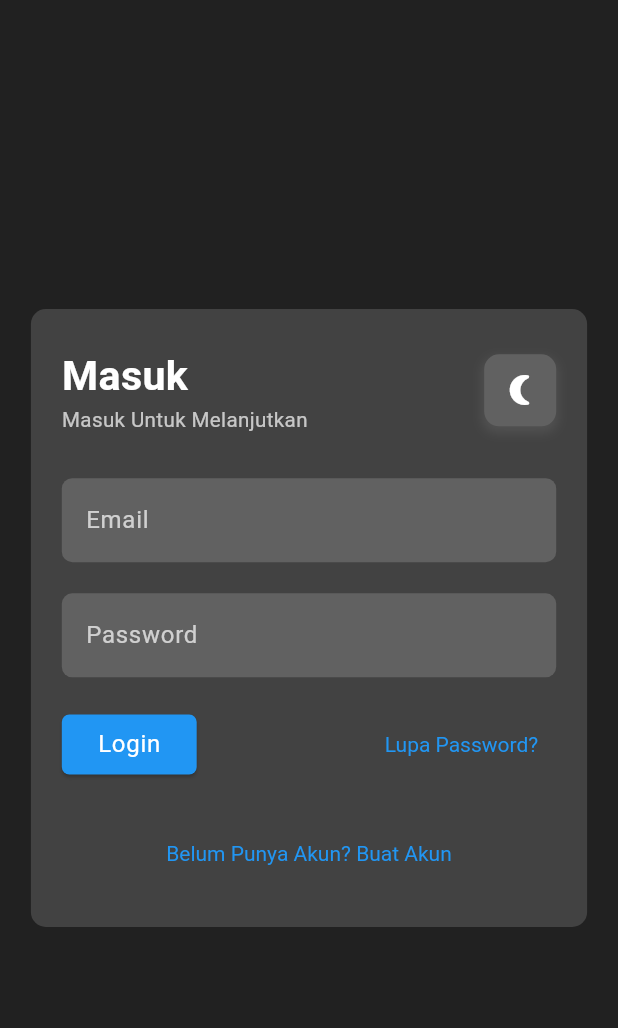
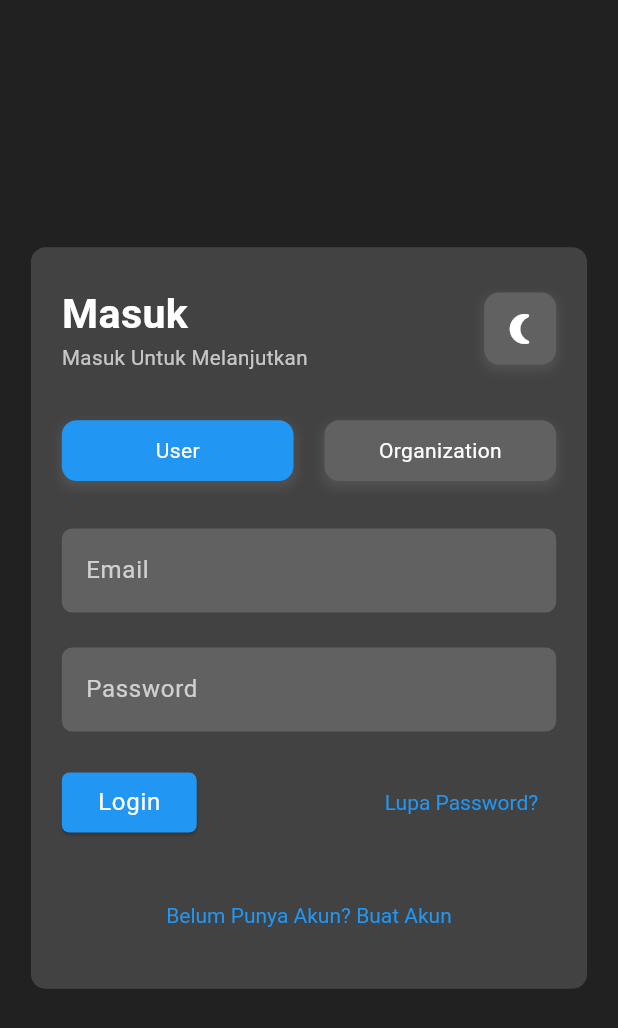
Before and after one commit to izasoerya/bamboo_app, a Flutter app: the screen it shows after launch, after a tap on "Login", on a phone screen of 412 x 824 dp. Shown: the top 1028 px of the screen. Run offline on Flutter 3.47's test engine with Material 3 defaults, Android fonts, the phone set to English and light mode, and no system bars; our stand-ins replace flutter_bloc, flutter_screenutil, go_router, google_maps_flutter; missing offline and left inert: flutter_config; generated files the repository leaves out were written again.

Commit message:
feat: add role selection in login page

```diff
--- a/lib/src/presentation/pages/login.dart
+++ b/lib/src/presentation/pages/login.dart
@@ -1,3 +1,4 @@
+import 'package:bamboo_app/src/presentation/widgets/atom/role_account.dart';
 import 'package:flutter/material.dart';
 import 'package:flutter_screenutil/flutter_screenutil.dart';
 
@@ -31,7 +32,7 @@ class _LoginPageState extends State<LoginPage> {
     return Center(
       child: Container(
         width: 1.sw,
-        height: 0.5.sh,
+        height: 0.6.sh,
         margin: EdgeInsets.symmetric(horizontal: 0.05.sw),
         padding: EdgeInsets.symmetric(vertical: 0.03.sh, horizontal: 0.05.sw),
         decoration: BoxDecoration(
@@ -70,6 +71,8 @@ class _LoginPageState extends State<LoginPage> {
                 const ToggleUIModeButton(),
               ],
             ),
+            SizedBox(height: 0.03.sh),
+            RoleAccount(onChanged: (bool isUser) => print(isUser)),
             SizedBox(height: 0.03.sh),
             AuthTextField(
               controller: _controllerEmail,
--- /dev/null
+++ b/lib/src/presentation/widgets/atom/role_account.dart
@@ -0,0 +1,86 @@
+import 'package:flutter/material.dart';
+import 'package:flutter_screenutil/flutter_screenutil.dart';
+
+class RoleAccount extends StatefulWidget {
+  final void Function(bool) onChanged;
+  const RoleAccount({super.key, required this.onChanged});
+
+  @override
+  State<RoleAccount> createState() => _RoleAccountState();
+}
+
+class _RoleAccountState extends State<RoleAccount> {
+  bool _selectedRole = true;
+  @override
+  Widget build(BuildContext context) {
+    return Row(
+      mainAxisAlignment: MainAxisAlignment.spaceBetween,
+      children: [
+        GestureDetector(
+          onTap: () => setState(() {
+            widget.onChanged(true);
+            _selectedRole = true;
+          }),
+          child: Container(
+            width: 0.375.sw,
+            padding: EdgeInsets.symmetric(vertical: 0.025.sw),
+            alignment: Alignment.center,
+            decoration: BoxDecoration(
+              borderRadius: BorderRadius.circular(10),
+              color: _selectedRole
+                  ? Colors.blue
+                  : Theme.of(context).colorScheme.secondary,
+              boxShadow: [
+                BoxShadow(
+                  color:
+                      Theme.of(context).colorScheme.secondary.withOpacity(0.5),
+                  spreadRadius: 1,
+                  blurRadius: 5,
+                  offset: const Offset(0, 3),
+                ),
+              ],
+            ),
+            child: Text(
+              'User',
+              style: TextStyle(
+                color: Theme.of(context).textTheme.bodyLarge!.color,
+              ),
+            ),
+          ),
+        ),
+        GestureDetector(
+          onTap: () => setState(() {
+            widget.onChanged(false);
+            _selectedRole = false;
+          }),
+          child: Container(
+            width: 0.375.sw,
+            padding: EdgeInsets.symmetric(vertical: 0.025.sw),
+            alignment: Alignment.center,
+            decoration: BoxDecoration(
+              borderRadius: BorderRadius.circular(10),
+              color: _selectedRole
+                  ? Theme.of(context).colorScheme.secondary
+                  : Colors.blue,
+              boxShadow: [
+                BoxShadow(
+                  color:
+                      Theme.of(context).colorScheme.secondary.withOpacity(0.5),
+                  spreadRadius: 1,
+                  blurRadius: 5,
+                  offset: const Offset(0, 3),
+                ),
+              ],
+            ),
+            child: Text(
+              'Organization',
+              style: TextStyle(
+                color: Theme.of(context).textTheme.bodyLarge!.color,
+              ),
+            ),
+          ),
+        ),
+      ],
+    );
+  }
+}
```
